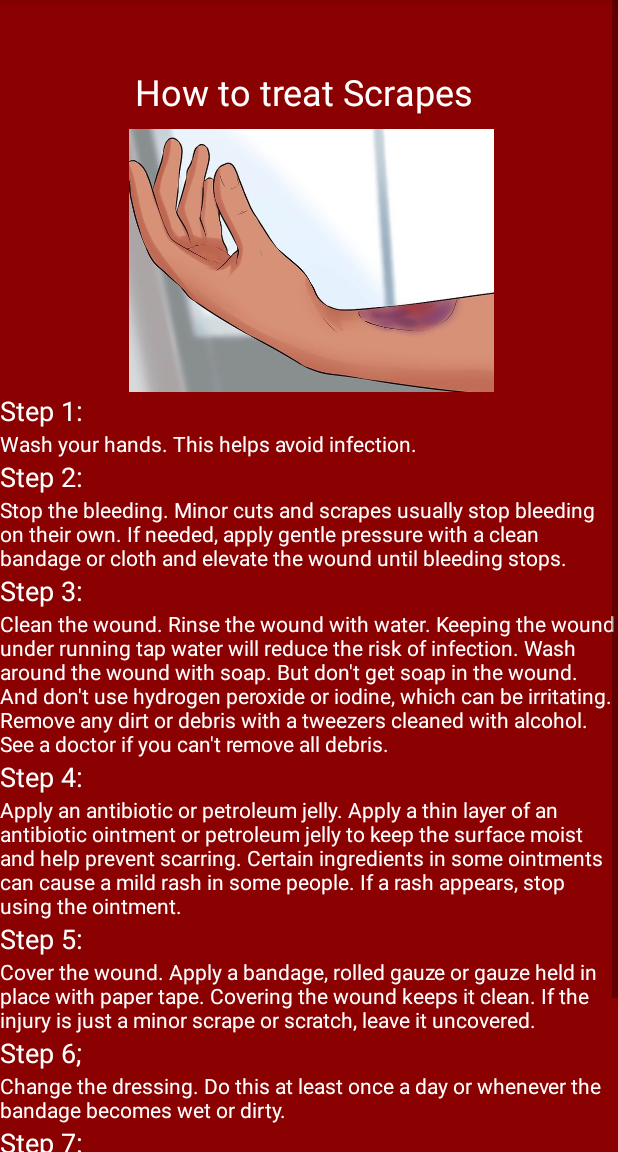
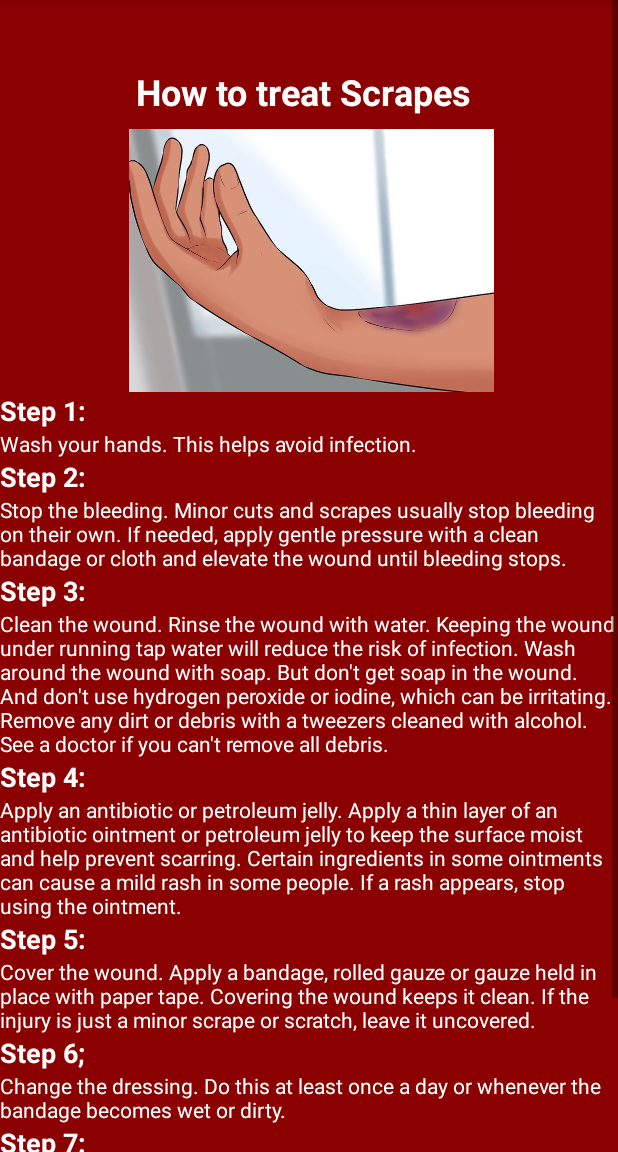
Before and after one commit to VeronicaTungol/FirstAidProject, an Android app: the screen it shows after launch (MainActivity), after a tap on "SCRAPES", on a phone screen of 412 x 824 dp, the part 84-1236 px from its top. Run offline under Robolectric (Android 15) with nearby library versions, the phone set to English and light mode, and no system bars; 3 other taps on this screen came first.

Commit message:
final final project

```diff
--- a/app/src/main/res/layout/first_aid_kit.xml
+++ b/app/src/main/res/layout/first_aid_kit.xml
@@ -33,6 +33,7 @@
                 android:layout_marginTop="100dp"
                 android:gravity="center"
                 android:text="Inside a First Aid Kit"
+                android:textStyle="bold"
                 android:textSize="36sp"
                 android:textColor="@color/colorPrimary"
                 app:layout_constraintBottom_toBottomOf="parent"
--- a/app/src/main/res/layout/start_menu.xml
+++ b/app/src/main/res/layout/start_menu.xml
@@ -25,6 +25,7 @@
         android:layout_marginStart="8dp"
         android:layout_marginTop="8dp"
         android:text="First Aid Guide"
+        android:textStyle="bold"
         android:textSize="36sp"
         android:textColor="@color/colorPrimary"
         app:layout_constraintBottom_toBottomOf="parent"
--- a/app/src/main/res/layout/treatment_fracture.xml
+++ b/app/src/main/res/layout/treatment_fracture.xml
@@ -37,6 +37,7 @@
                 android:gravity="center"
                 android:text="How to treat Fracture"
                 android:textColor="@color/colorPrimary"
+                android:textStyle="bold"
                 android:textSize="24sp"
                 app:layout_constraintBottom_toBottomOf="parent"
                 app:layout_constraintEnd_toEndOf="@+id/content_frame"
@@ -57,6 +58,7 @@
                 android:layout_height="wrap_content"
                 android:textColor="@color/colorPrimary"
                 android:textSize="18sp"
+                android:textStyle="bold"
                 android:text="Step 1:" />
 
             <TextView
@@ -72,6 +74,7 @@
                 android:layout_height="wrap_content"
                 android:textColor="@color/colorPrimary"
                 android:textSize="18sp"
+                android:textStyle="bold"
                 android:text="Step 2:" />
 
             <TextView
@@ -87,6 +90,7 @@
                 android:layout_height="wrap_content"
                 android:textColor="@color/colorPrimary"
                 android:textSize="18sp"
+                android:textStyle="bold"
                 android:text="Step 3:" />
 
             <TextView
@@ -102,6 +106,7 @@
                 android:layout_height="wrap_content"
                 android:textColor="@color/colorPrimary"
                 android:textSize="18sp"
+                android:textStyle="bold"
                 android:text="Step 4:" />
 
             <TextView
@@ -117,6 +122,7 @@
                 android:layout_height="wrap_content"
                 android:textColor="@color/colorPrimary"
                 android:textSize="18sp"
+                android:textStyle="bold"
                 android:text="Step 5:" />
 
             <TextView
--- a/app/src/main/res/layout/treatment_insectbite.xml
+++ b/app/src/main/res/layout/treatment_insectbite.xml
@@ -37,6 +37,7 @@
                 android:gravity="center"
                 android:text="How to treat Insect Bites"
                 android:textColor="@color/colorPrimary"
+                android:textStyle="bold"
                 android:textSize="24sp"
                 app:layout_constraintBottom_toBottomOf="parent"
                 app:layout_constraintEnd_toEndOf="@+id/content_frame"
@@ -55,6 +56,7 @@
                 android:id="@+id/textView7"
                 android:layout_width="match_parent"
                 android:layout_height="wrap_content"
+                android:textStyle="bold"
                 android:text="Step 1:"
                 android:textColor="@color/colorPrimary"
                 android:textSize="18sp" />
@@ -70,6 +72,7 @@
                 android:id="@+id/textView9"
                 android:layout_width="match_parent"
                 android:layout_height="wrap_content"
+                android:textStyle="bold"
                 android:text="Step 2:"
                 android:textColor="@color/colorPrimary"
                 android:textSize="18sp" />
@@ -85,6 +88,7 @@
                 android:id="@+id/textView11"
                 android:layout_width="match_parent"
                 android:layout_height="wrap_content"
+                android:textStyle="bold"
                 android:text="Step 3:"
                 android:textColor="@color/colorPrimary"
                 android:textSize="18sp" />
@@ -100,6 +104,7 @@
                 android:id="@+id/textView13"
                 android:layout_width="match_parent"
                 android:layout_height="wrap_content"
+                android:textStyle="bold"
                 android:text="Step 4:"
                 android:textColor="@color/colorPrimary"
                 android:textSize="18sp" />
--- a/app/src/main/res/layout/treatment_menu.xml
+++ b/app/src/main/res/layout/treatment_menu.xml
@@ -22,6 +22,7 @@
         android:text="Treatment"
         android:textColor="@color/colorPrimary"
         android:textSize="36sp"
+        android:textStyle="bold"
         app:layout_constraintBottom_toBottomOf="parent"
         app:layout_constraintEnd_toEndOf="parent"
         app:layout_constraintHorizontal_bias="0.502"
--- a/app/src/main/res/layout/treatment_scrapes.xml
+++ b/app/src/main/res/layout/treatment_scrapes.xml
@@ -20,7 +20,7 @@
         android:layout_width="match_parent"
         android:layout_height="match_parent"
         tools:layout_editor_absoluteX="0dp"
-        tools:layout_editor_absoluteY="145dp">
+        tools:layout_editor_absoluteY="0dp">
 
         <LinearLayout
             android:layout_width="match_parent"
@@ -38,6 +38,7 @@
                 android:text="How to treat Scrapes"
                 android:textColor="@color/colorPrimary"
                 android:textSize="24sp"
+                android:textStyle="bold"
                 app:layout_constraintBottom_toBottomOf="parent"
                 app:layout_constraintEnd_toEndOf="@+id/content_frame"
                 app:layout_constraintHorizontal_bias="0.604"
@@ -55,121 +56,129 @@
                 android:id="@+id/textView7"
                 android:layout_width="match_parent"
                 android:layout_height="wrap_content"
+                android:text="Step 1:"
                 android:textColor="@color/colorPrimary"
                 android:textSize="18sp"
-                android:text="Step 1:" />
+                android:textStyle="bold" />
 
             <TextView
                 android:id="@+id/textView8"
                 android:layout_width="match_parent"
                 android:layout_height="wrap_content"
-                android:textColor="@color/colorPrimary"
-                android:text="Wash your hands. This helps avoid infection." />
+                android:text="Wash your hands. This helps avoid infection."
+                android:textColor="@color/colorPrimary" />
 
             <TextView
                 android:id="@+id/textView9"
                 android:layout_width="match_parent"
                 android:layout_height="wrap_content"
+                android:text="Step 2:"
                 android:textColor="@color/colorPrimary"
                 android:textSize="18sp"
-                android:text="Step 2:" />
+                android:textStyle="bold" />
 
             <TextView
                 android:id="@+id/textView10"
                 android:layout_width="match_parent"
                 android:layout_height="wrap_content"
-                android:textColor="@color/colorPrimary"
-                android:text="Stop the bleeding. Minor cuts and scrapes usually stop bleeding on their own. If needed, apply gentle pressure with a clean bandage or cloth and elevate the wound until bleeding stops." />
+                android:text="Stop the bleeding. Minor cuts and scrapes usually stop bleeding on their own. If needed, apply gentle pressure with a clean bandage or cloth and elevate the wound until bleeding stops."
+                android:textColor="@color/colorPrimary" />
 
             <TextView
                 android:id="@+id/textView11"
                 android:layout_width="match_parent"
                 android:layout_height="wrap_content"
+                android:text="Step 3:"
                 android:textColor="@color/colorPrimary"
                 android:textSize="18sp"
-                android:text="Step 3:" />
+                android:textStyle="bold" />
 
             <TextView
                 android:id="@+id/textView12"
                 android:layout_width="match_parent"
                 android:layout_height="wrap_content"
-                android:textColor="@color/colorPrimary"
-                android:text="Clean the wound. Rinse the wound with water. Keeping the wound under running tap water will reduce the risk of infection. Wash around the wound with soap. But don't get soap in the wound. And don't use hydrogen peroxide or iodine, which can be irritating. Remove any dirt or debris with a tweezers cleaned with alcohol. See a doctor if you can't remove all debris." />
+                android:text="Clean the wound. Rinse the wound with water. Keeping the wound under running tap water will reduce the risk of infection. Wash around the wound with soap. But don't get soap in the wound. And don't use hydrogen peroxide or iodine, which can be irritating. Remove any dirt or debris with a tweezers cleaned with alcohol. See a doctor if you can't remove all debris."
+                android:textColor="@color/colorPrimary" />
 
             <TextView
                 android:id="@+id/textView13"
                 android:layout_width="match_parent"
                 android:layout_height="wrap_content"
+                android:text="Step 4:"
                 android:textColor="@color/colorPrimary"
                 android:textSize="18sp"
-                android:text="Step 4:" />
+                android:textStyle="bold" />
 
             <TextView
                 android:id="@+id/textView14"
                 android:layout_width="match_parent"
                 android:layout_height="wrap_content"
-                android:textColor="@color/colorPrimary"
-                android:text="Apply an antibiotic or petroleum jelly. Apply a thin layer of an antibiotic ointment or petroleum jelly to keep the surface moist and help prevent scarring. Certain ingredients in some ointments can cause a mild rash in some people. If a rash appears, stop using the ointment." />
+                android:text="Apply an antibiotic or petroleum jelly. Apply a thin layer of an antibiotic ointment or petroleum jelly to keep the surface moist and help prevent scarring. Certain ingredients in some ointments can cause a mild rash in some people. If a rash appears, stop using the ointment."
+                android:textColor="@color/colorPrimary" />
 
             <TextView
                 android:id="@+id/textView15"
                 android:layout_width="match_parent"
                 android:layout_height="wrap_content"
+                android:text="Step 5:"
                 android:textColor="@color/colorPrimary"
                 android:textSize="18sp"
-                android:text="Step 5:" />
+                android:textStyle="bold" />
 
             <TextView
                 android:id="@+id/textView16"
                 android:layout_width="match_parent"
                 android:layout_height="wrap_content"
-                android:textColor="@color/colorPrimary"
-                android:text="Cover the wound. Apply a bandage, rolled gauze or gauze held in place with paper tape. Covering the wound keeps it clean. If the injury is just a minor scrape or scratch, leave it uncovered." />
+                android:text="Cover the wound. Apply a bandage, rolled gauze or gauze held in place with paper tape. Covering the wound keeps it clean. If the injury is just a minor scrape or scratch, leave it uncovered."
+                android:textColor="@color/colorPrimary" />
 
             <TextView
                 android:id="@+id/textView17"
                 android:layout_width="match_parent"
                 android:layout_height="wrap_content"
+                android:text="Step 6;"
                 android:textColor="@color/colorPrimary"
                 android:textSize="18sp"
-                android:text="Step 6;" />
+                android:textStyle="bold" />
 
             <TextView
                 android:id="@+id/textView18"
                 android:layout_width="match_parent"
                 android:layout_height="wrap_content"
-                android:textColor="@color/colorPrimary"
-                android:text="Change the dressing. Do this at least once a day or whenever the bandage becomes wet or dirty." />
+                android:text="Change the dressing. Do this at least once a day or whenever the bandage becomes wet or dirty."
+                android:textColor="@color/colorPrimary" />
 
             <TextView
                 android:id="@+id/textView19"
                 android:layout_width="match_parent"
                 android:layout_height="wrap_content"
+                android:text="Step 7:"
                 android:textColor="@color/colorPrimary"
                 android:textSize="18sp"
-                android:text="Step 7:" />
+                android:textStyle="bold" />
 
             <TextView
                 android:id="@+id/textView20"
                 android:layout_width="match_parent"
                 android:layout_height="wrap_content"
-                android:textColor="@color/colorPrimary"
-                android:text="Get a tetanus shot. Get a tetanus shot if you haven't had one in the past five years and the wound is deep or dirty." />
+                android:text="Get a tetanus shot. Get a tetanus shot if you haven't had one in the past five years and the wound is deep or dirty."
+                android:textColor="@color/colorPrimary" />
 
             <TextView
                 android:id="@+id/textView21"
                 android:layout_width="match_parent"
                 android:layout_height="wrap_content"
+                android:text="Step 8:"
                 android:textColor="@color/colorPrimary"
                 android:textSize="18sp"
-                android:text="Step 8:" />
+                android:textStyle="bold" />
 
             <TextView
                 android:id="@+id/textView22"
                 android:layout_width="match_parent"
                 android:layout_height="wrap_content"
-                android:textColor="@color/colorPrimary"
-                android:text="Watch for signs of infection. See a doctor if you see signs of infection on the skin or near the wound, such as redness, increasing pain, drainage, warmth or swelling." />
+                android:text="Watch for signs of infection. See a doctor if you see signs of infection on the skin or near the wound, such as redness, increasing pain, drainage, warmth or swelling."
+                android:textColor="@color/colorPrimary" />
         </LinearLayout>
     </ScrollView>
 
--- a/app/src/main/res/layout/treatment_sprain.xml
+++ b/app/src/main/res/layout/treatment_sprain.xml
@@ -37,6 +37,7 @@
                 android:gravity="center"
                 android:text="How to treat Sprain"
                 android:textColor="@color/colorPrimary"
+                android:textStyle="bold"
                 android:textSize="24sp"
                 app:layout_constraintBottom_toBottomOf="parent"
                 app:layout_constraintEnd_toEndOf="@+id/content_frame"
@@ -57,6 +58,7 @@
                 android:layout_height="wrap_content"
                 android:textColor="@color/colorPrimary"
                 android:textSize="18sp"
+                android:textStyle="bold"
                 android:text="Step 1:" />
 
             <TextView
@@ -72,6 +74,7 @@
                 android:layout_height="wrap_content"
                 android:textColor="@color/colorPrimary"
                 android:textSize="18sp"
+                android:textStyle="bold"
                 android:text="Step 2:" />
 
             <TextView
@@ -87,6 +90,7 @@
                 android:layout_height="wrap_content"
                 android:textColor="@color/colorPrimary"
                 android:textSize="18sp"
+                android:textStyle="bold"
                 android:text="Step 3:" />
 
             <TextView
@@ -102,6 +106,7 @@
                 android:layout_height="wrap_content"
                 android:textColor="@color/colorPrimary"
                 android:textSize="18sp"
+                android:textStyle="bold"
                 android:text="Step 4:" />
 
             <TextView
--- a/app/src/main/res/values/styles.xml
+++ b/app/src/main/res/values/styles.xml
@@ -17,4 +17,7 @@
 
     <style name="AppTheme.PopupOverlay" parent="ThemeOverlay.AppCompat.Light" />
 
+
+
+
 </resources>
```
Also changed, not shown: app/src/main/res/layout/emergency_menu.xml (+8 -1 lines), app/src/main/res/layout/treatment_bleeding.xml (+10 -1 lines), app/src/main/res/layout/treatment_burns.xml (+9 -0 lines), app/src/main/res/layout/treatment_cpr.xml (+8 -0 lines).
